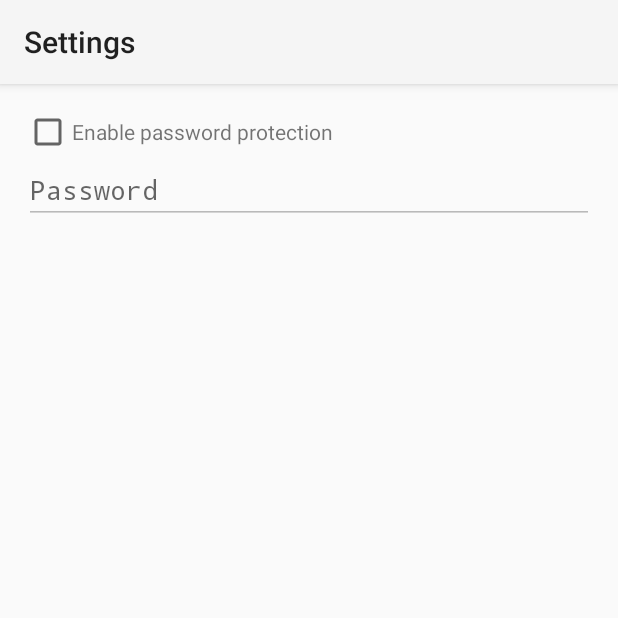
After one commit to Dobosz/SMB-mini-pro01, an Android app: the SettingsActivity screen opened directly, with no data from a screen before it, on a phone screen of 412 x 824 dp, the top half of it. The commit adds this screen. Run offline under Robolectric (Android 15) with nearby library versions, the phone set to English and light mode, and no system bars; our stand-ins replace ButterKnife.

Commit message:
password protection added

```diff
--- a/app/build.gradle
+++ b/app/build.gradle
@@ -43,4 +43,5 @@ dependencies {
     compile 'com.jakewharton:butterknife:7.0.1'
     compile 'com.android.support:support-v4:23.0.1'
     compile 'com.intellij:annotations:+@jar'
+    compile 'commons-codec:commons-codec:1.10'
 }
--- a/app/src/main/java/pl/dobosz/smb01/app/activities/MainActivity.java
+++ b/app/src/main/java/pl/dobosz/smb01/app/activities/MainActivity.java
@@ -90,7 +90,10 @@ public class MainActivity extends Activity {
             checkAll();
             return true;
         }
-
+        if(id == R.id.action_settings) {
+            startActivity(new Intent(this, SettingsActivity.class));
+            return true;
+        }
         return super.onOptionsItemSelected(item);
     }
 
--- /dev/null
+++ b/app/src/main/java/pl/dobosz/smb01/app/activities/SettingsActivity.java
@@ -0,0 +1,48 @@
+package pl.dobosz.smb01.app.activities;
+
+import android.app.Activity;
+import android.os.Bundle;
+import android.widget.CheckBox;
+import android.widget.EditText;
+import butterknife.*;
+import org.apache.commons.codec.digest.DigestUtils;
+import pl.dobosz.smb01.app.R;
+import pl.dobosz.smb01.app.helpers.ConfigHelper;
+
+public class SettingsActivity extends Activity {
+
+    @Bind(R.id.password)
+    EditText passwordEditText;
+    @Bind(R.id.password_enable)
+    CheckBox passwordCheckBox;
+
+    private ConfigHelper configHelper;
+
+    @OnCheckedChanged(R.id.password_enable)
+    public void passwordChackBoxClick(boolean checked) {
+        passwordEditText.setEnabled(checked);
+        ConfigHelper.getInstance(this).setPasswordEnable(checked);
+    }
+
+    @Override
+    protected void onCreate(Bundle savedInstanceState) {
+        super.onCreate(savedInstanceState);
+        setContentView(R.layout.activity_settings);
+        configHelper = ConfigHelper.getInstance(this);
+        ButterKnife.bind(this);
+    }
+
+    @Override
+    protected void onStart() {
+        super.onStart();
+        passwordCheckBox.setChecked(configHelper.isPasswordEnable());
+    }
+
+    @Override
+    protected void onPause() {
+        super.onPause();
+        final String password = passwordEditText.getText().toString();
+        if (!password.isEmpty())
+            configHelper.setPassword(password);
+    }
+}
--- /dev/null
+++ b/app/src/main/res/layout/activity_settings.xml
@@ -0,0 +1,41 @@
+<RelativeLayout xmlns:android="http://schemas.android.com/apk/res/android"
+                xmlns:tools="http://schemas.android.com/tools"
+                android:layout_width="match_parent"
+                android:layout_height="match_parent"
+                android:paddingLeft="@dimen/activity_horizontal_margin"
+                android:paddingRight="@dimen/activity_horizontal_margin"
+                android:paddingTop="@dimen/activity_vertical_margin"
+                android:paddingBottom="@dimen/activity_vertical_margin"
+                tools:context="pl.dobosz.smb01.app.activities.SettingsActivity">
+
+    <LinearLayout
+            android:id="@+id/enable_password_layout"
+            android:layout_width="fill_parent"
+            android:layout_height="wrap_content"
+            android:orientation="horizontal">
+
+        <CheckBox
+                android:id="@+id/password_enable"
+                android:layout_width="wrap_content"
+                android:layout_height="wrap_content"/>
+
+        <TextView
+                android:layout_width="match_parent"
+                android:layout_height="wrap_content"
+                android:text="@string/password_protection"/>
+
+    </LinearLayout>
+
+    <EditText
+            android:id="@+id/password"
+            android:layout_width="match_parent"
+            android:layout_height="wrap_content"
+            android:inputType="textPassword"
+            android:hint="@string/hint_password"
+            android:enabled="false"
+            android:singleLine="true"
+            android:layout_below="@id/enable_password_layout"/>
+
+
+
+</RelativeLayout>
--- a/app/src/main/res/menu/menu_main.xml
+++ b/app/src/main/res/menu/menu_main.xml
@@ -5,4 +5,8 @@
           android:title="@string/action_check_all"
           android:orderInCategory="100"
           android:showAsAction="never"/>
+    <item android:id="@+id/action_settings"
+          android:title="@string/action_settings"
+          android:orderInCategory="100"
+          android:showAsAction="never"/>
 </menu>
```
Also changed, not shown: app/src/main/AndroidManifest.xml (+20 -6 lines), app/src/main/java/pl/dobosz/smb01/app/activities/AddActivity.java (+7 -2 lines), app/src/main/java/pl/dobosz/smb01/app/activities/PasswordActivity.java (added, +42 -0 lines), app/src/main/java/pl/dobosz/smb01/app/activities/StartActivity.java (added, +19 -0 lines), app/src/main/java/pl/dobosz/smb01/app/helpers/ConfigHelper.java (added, +48 -0 lines), app/src/main/res/layout/activity_pasword.xml (added, +29 -0 lines), app/src/main/res/values/strings.xml (+9 -1 lines), 1 other file.
